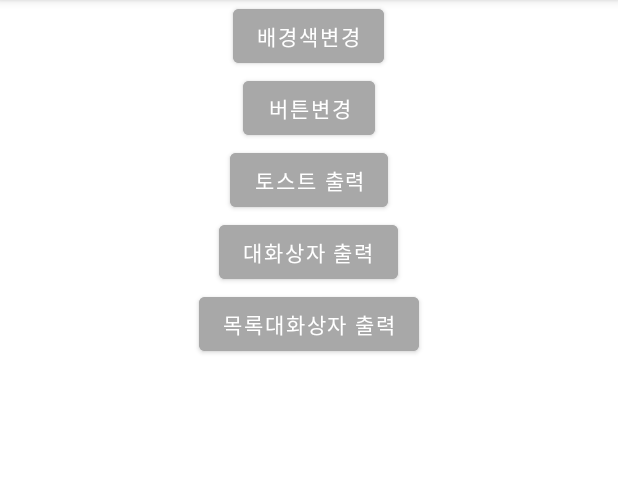
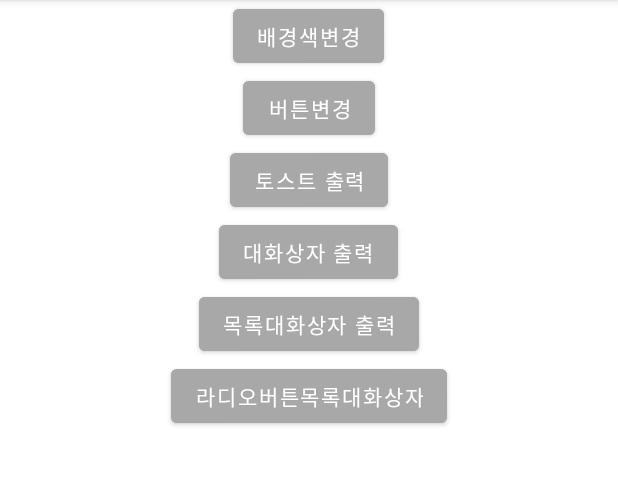
Before and after one commit to seungchae1/Mirim_Project_0726_2, an Android app: the screen it shows after launch (MainActivity), on a phone screen of 412 x 824 dp, the part 84-569 px from its top. Run offline under Robolectric (Android 15) with nearby library versions, the phone set to English and light mode, and no system bars.

Commit message:
라디오버튼 목록대화상자

```diff
--- a/app/src/main/java/kr/hs/emirim/s2125/mirim_project_0726_2/MainActivity.java
+++ b/app/src/main/java/kr/hs/emirim/s2125/mirim_project_0726_2/MainActivity.java
@@ -18,7 +18,7 @@ import android.widget.Toast;
 
 public class MainActivity extends AppCompatActivity {
     LinearLayout linear;
-    Button btn2, btn5;
+    Button btn2, btn5, btn6;
     String[] listArr = {"양양", "나폴리", "태국"};
 
     @Override
@@ -42,7 +42,25 @@ public class MainActivity extends AppCompatActivity {
         btn5 = findViewById(R.id.btn_dialog_list);
         btn5.setOnClickListener(listDialogListener);
 
+        btn6 = findViewById(R.id.btn_dialog_radio);
+        btn6.setOnClickListener(radioDialogListener);
     }
+    View.OnClickListener radioDialogListener = new View.OnClickListener() {
+        @Override
+        public void onClick(View view) {
+            AlertDialog.Builder dlg = new AlertDialog.Builder(MainActivity.this);
+            dlg.setIcon(R.drawable.icon);
+            dlg.setTitle("좋아하는 여행지는?");
+            dlg.setSingleChoiceItems(listArr, 0, new DialogInterface.OnClickListener() {
+                @Override
+                public void onClick(DialogInterface dialogInterface, int i) {
+                    btn6.setText(listArr[i]);
+                }
+            });
+            dlg.setNegativeButton("닫기",null);
+            dlg.show();
+        }
+    };
 
     View.OnClickListener listDialogListener = new View.OnClickListener() {
         @Override
--- a/app/src/main/res/layout/activity_main.xml
+++ b/app/src/main/res/layout/activity_main.xml
@@ -39,5 +39,11 @@
         android:layout_height="wrap_content"
         android:backgroundTint="#A8A8A8"
         android:text="목록대화상자 출력"/>
+    <Button
+        android:id="@+id/btn_dialog_radio"
+        android:layout_width="wrap_content"
+        android:layout_height="wrap_content"
+        android:backgroundTint="#A8A8A8"
+        android:text="라디오버튼목록대화상자"/>
 
 </LinearLayout>
```
